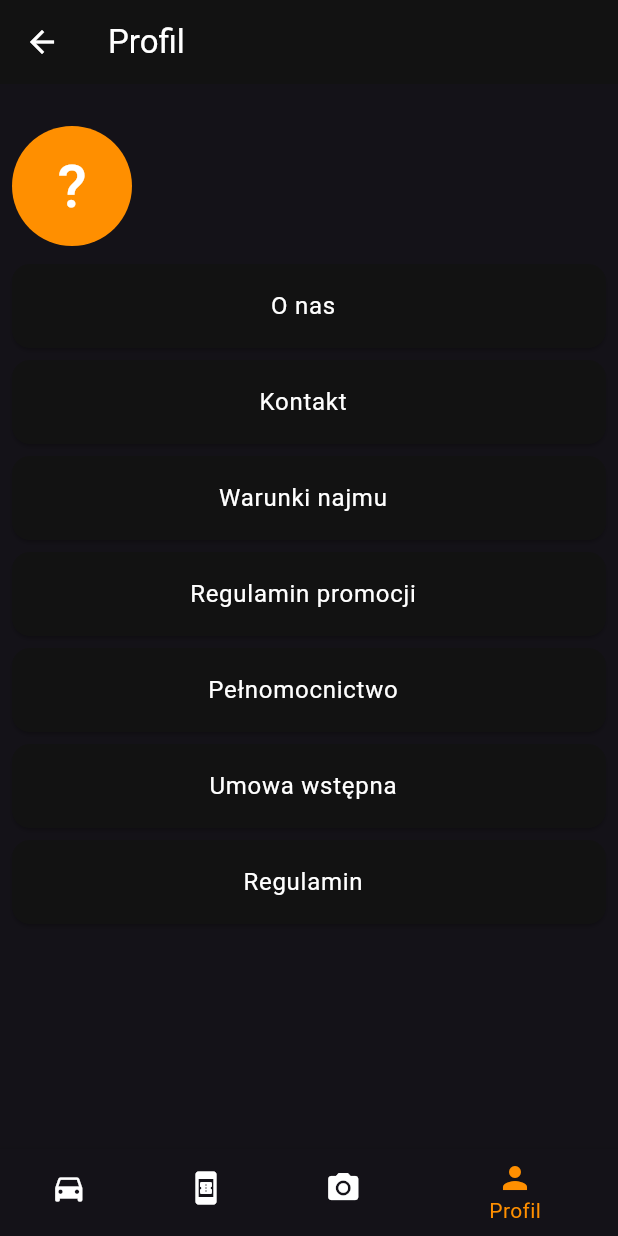
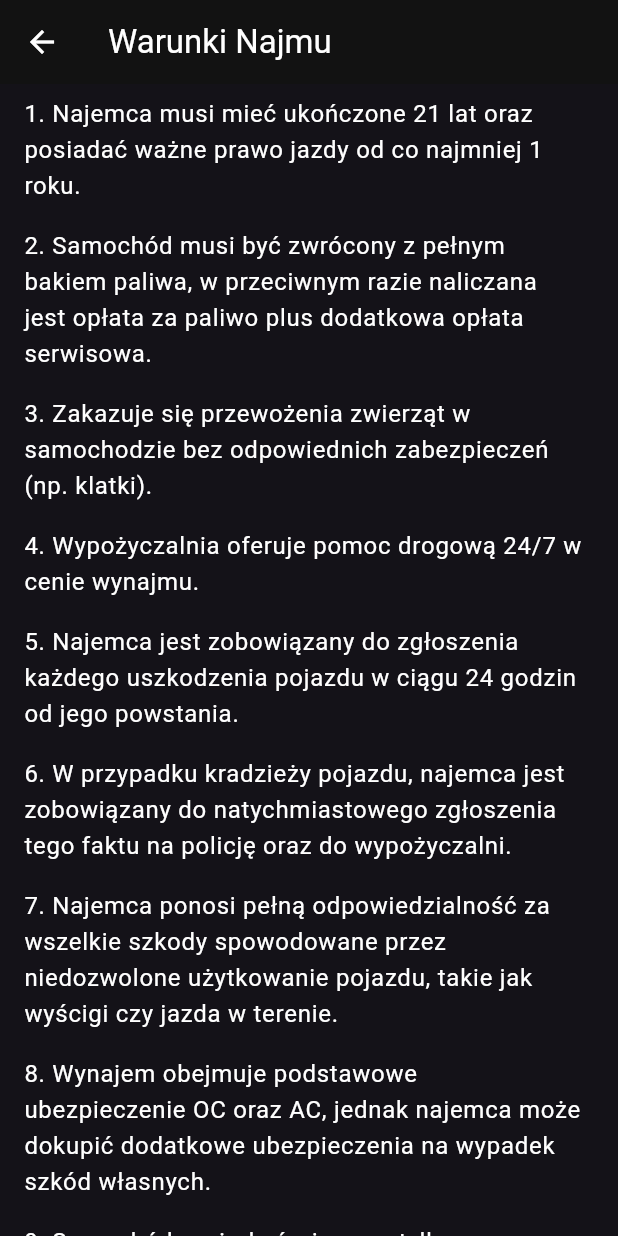
Before and after one commit to Karol0114/Car-Rental, a Flutter app: the ProfilePage screen opened directly, item 4 of the bottom bar chosen, after a tap on "Warunki najmu", on a phone screen of 412 x 824 dp. Run offline on Flutter 3.47's test engine with Material 3 defaults, Android fonts, the light colour scheme and no system bars; our stand-ins replace firebase_auth, firebase_core, table_calendar; accounts and stored records are empty.

Commit message:
1206 Added all pages in Profile

```diff
--- /dev/null
+++ b/mobileapp_car_rental/lib/authorization_page.dart
@@ -0,0 +1,46 @@
+import 'package:flutter/material.dart';
+
+class AuthorizationPage extends StatelessWidget {
+  const AuthorizationPage({Key? key}) : super(key: key);
+
+  @override
+  Widget build(BuildContext context) {
+    final authorizationRules = [
+      'Pełnomocnictwo musi być udzielone w formie pisemnej.',
+      'Pełnomocnictwo może być odwołane w każdej chwili przez mocodawcę.',
+      'Pełnomocnik ma prawo do działania w imieniu mocodawcy tylko w zakresie udzielonego pełnomocnictwa.',
+      'Pełnomocnictwo wygasa automatycznie po upływie określonego w nim terminu.',
+      'Pełnomocnik ma obowiązek informowania mocodawcy o wszystkich podjętych działaniach.',
+      'Pełnomocnictwo może być udzielone tylko osobie pełnoletniej.',
+      'Pełnomocnictwo może być udzielone na czas określony lub nieokreślony.',
+      'Pełnomocnik ma obowiązek działania w najlepszym interesie mocodawcy.',
+      'Pełnomocnictwo nie może być przeniesione na inną osobę bez zgody mocodawcy.',
+      'Pełnomocnik ma prawo do uzyskiwania informacji i dokumentów niezbędnych do wykonania pełnomocnictwa.',
+      'Pełnomocnictwo może być ograniczone do konkretnej czynności lub grupy czynności.',
+      'Pełnomocnik ma obowiązek zachowania tajemnicy zawodowej w zakresie powierzonych mu spraw.',
+      'Pełnomocnictwo nie zwalnia mocodawcy z odpowiedzialności za podjęte działania.',
+      'Pełnomocnik ma prawo do wynagrodzenia za wykonywanie czynności w ramach pełnomocnictwa, jeżeli tak ustalono.',
+      'Pełnomocnictwo może być sporządzone w formie aktu notarialnego, jeżeli wymaga tego prawo.',
+      'Pełnomocnik ma obowiązek zwrócić pełnomocnictwo po jego wygaśnięciu.',
+      'Pełnomocnik nie może podejmować działań sprzecznych z interesem mocodawcy.',
+      'Pełnomocnictwo może być udzielone przez osobę fizyczną lub prawną.',
+      'Pełnomocnik ma obowiązek działać zgodnie z przepisami prawa.',
+      'Pełnomocnictwo może być udzielone w języku polskim lub obcym, w zależności od potrzeb mocodawcy.'
+    ];
+
+    return Scaffold(
+      appBar: AppBar(
+        title: const Text('Pełnomocnictwo'),
+      ),
+      body: ListView.builder(
+        itemCount: authorizationRules.length,
+        itemBuilder: (context, index) {
+          int itemNumber = index + 1;
+          return ListTile(
+            title: Text('$itemNumber. ${authorizationRules[index]}'),
+          );
+        },
+      ),
+    );
+  }
+}
--- /dev/null
+++ b/mobileapp_car_rental/lib/preliminary_agreement_page.dart
@@ -0,0 +1,46 @@
+import 'package:flutter/material.dart';
+
+class PreliminaryAgreementPage extends StatelessWidget {
+  const PreliminaryAgreementPage({Key? key}) : super(key: key);
+
+  @override
+  Widget build(BuildContext context) {
+    final preliminaryAgreement = [
+      'Umowa wstępna zobowiązuje obie strony do zawarcia umowy ostatecznej w określonym terminie.',
+      'Strony umowy wstępnej zobowiązują się do spełnienia wszystkich warunków określonych w umowie.',
+      'Umowa wstępna powinna zawierać szczegółowe informacje na temat przedmiotu umowy ostatecznej.',
+      'W przypadku niewykonania umowy wstępnej przez jedną ze stron, druga strona ma prawo do odszkodowania.',
+      'Umowa wstępna może być rozwiązana za zgodą obu stron.',
+      'Strony umowy wstępnej zobowiązują się do zachowania poufności w zakresie informacji zawartych w umowie.',
+      'Umowa wstępna powinna być sporządzona w formie pisemnej.',
+      'Umowa wstępna może być zawarta na czas określony lub nieokreślony.',
+      'Strony umowy wstępnej zobowiązują się do niezwłocznego informowania o wszelkich zmianach dotyczących umowy.',
+      'Umowa wstępna może przewidywać kary umowne za niewykonanie zobowiązań.',
+      'Strony umowy wstępnej zobowiązują się do współpracy w celu realizacji umowy ostatecznej.',
+      'Umowa wstępna powinna zawierać klauzule dotyczące rozstrzygania sporów.',
+      'Umowa wstępna może być zmieniona tylko za zgodą obu stron.',
+      'Strony umowy wstępnej zobowiązują się do dążenia do zawarcia umowy ostatecznej zgodnie z postanowieniami umowy wstępnej.',
+      'Umowa wstępna może przewidywać zaliczki lub zadatki na poczet umowy ostatecznej.',
+      'Umowa wstępna zobowiązuje strony do działania w dobrej wierze.',
+      'Umowa wstępna powinna określać termin i miejsce zawarcia umowy ostatecznej.',
+      'Strony umowy wstępnej zobowiązują się do niepodejmowania działań, które mogłyby uniemożliwić zawarcie umowy ostatecznej.',
+      'Umowa wstępna może być zawarta w obecności świadków.',
+      'Umowa wstępna powinna być podpisana przez osoby uprawnione do reprezentowania stron.'
+    ];
+
+    return Scaffold(
+      appBar: AppBar(
+        title: const Text('Umowa Wstępna'),
+      ),
+      body: ListView.builder(
+        itemCount: preliminaryAgreement.length,
+        itemBuilder: (context, index) {
+          int itemNumber = index + 1;
+          return ListTile(
+            title: Text('$itemNumber. ${preliminaryAgreement[index]}'),
+          );
+        },
+      ),
+    );
+  }
+}
--- a/mobileapp_car_rental/lib/profile_page.dart
+++ b/mobileapp_car_rental/lib/profile_page.dart
@@ -6,17 +6,21 @@
 import 'package:mobileapp_car_rental/regulations_page.dart';
 import 'package:mobileapp_car_rental/reservation_page.dart';
 import 'package:mobileapp_car_rental/offer_page.dart';
+import 'package:mobileapp_car_rental/rental_terms_page.dart';
+import 'package:mobileapp_car_rental/promotion_rules_page.dart';
+import 'package:mobileapp_car_rental/authorization_page.dart';
+import 'package:mobileapp_car_rental/preliminary_agreement_page.dart';
 import 'package:mobileapp_car_rental/auth_screen/custom_bottom_nav_bar.dart';
 import 'package:mobileapp_car_rental/auth_screen/home_page.dart';
 
 class ProfilePage extends StatefulWidget {
   ProfilePage({Key? key}) : super(key: key);
+
   @override
   _ProfilePageState createState() => _ProfilePageState();
-
 }
 
-class _ProfilePageState extends State<ProfilePage>{
+class _ProfilePageState extends State<ProfilePage> {
   final user = FirebaseAuth.instance.currentUser;
 
   int _selectedIndex = 3;
@@ -41,7 +45,7 @@
     if (index == 2) {
       Navigator.push(
         context,
-        MaterialPageRoute(builder: (context) => OfferPage()),
+        MaterialPageRoute(builder: (context) => const OfferPage()),
       );
     }
 
@@ -52,6 +56,7 @@
       );
     }
   }
+
   @override
   Widget build(BuildContext context) {
     return Scaffold(
@@ -64,10 +69,12 @@
           StreamBuilder<User?>(
             stream: FirebaseAuth.instance.userChanges(),
             builder: (context, snapshot) {
-            if(snapshot.connectionState == ConnectionState.active) {
+              if (snapshot.connectionState == ConnectionState.active) {
                 User? user = snapshot.data;
-              String email = user?.email ?? 'Brak email';
-              String initialLetter = email.isNotEmpty ? email[0].toUpperCase() : "?";
+                if (user != null) {
+                  String email = user.email ?? 'Brak email';
+                  String initialLetter =
+                      email.isNotEmpty ? email[0].toUpperCase() : "?";
 
                   return Padding(
                     padding: const EdgeInsets.all(8.0),
@@ -78,22 +85,32 @@
                           backgroundColor: Colors.amber[800],
                           child: Text(
                             initialLetter,
-                          style: TextStyle(fontSize: 40, color: Colors.white), // Zwiększa rozmiar tekstu
+                            style: TextStyle(
+                                fontSize: 40,
+                                color: Colors.white), // Zwiększa rozmiar tekstu
                           ),
                         ),
-                      SizedBox(width: 20), // Daje większy odstęp między awatarem a tekstem
+                        SizedBox(
+                            width:
+                                20), // Daje większy odstęp między awatarem a tekstem
                         Column(
-                        crossAxisAlignment: CrossAxisAlignment.start, // Wyrównuje tekst do lewej
+                          crossAxisAlignment: CrossAxisAlignment
+                              .start, // Wyrównuje tekst do lewej
                           children: [
                             Text(
                               email,
-                            style: TextStyle(fontSize: 24, color: Colors.white),
+                              style:
+                                  TextStyle(fontSize: 24, color: Colors.white),
                             ),
                           ],
                         ),
                       ],
                     ),
                   );
+                } else {
+                  return const Center(
+                      child: Text('Nie znaleziono użytkownika'));
+                }
               } else {
                 return const Center(child: CircularProgressIndicator());
               }
@@ -103,73 +120,99 @@
             child: ListView(
               children: <Widget>[
                 Card(
-                margin: const EdgeInsets.symmetric(horizontal: 8, vertical: 4),
+                  margin:
+                      const EdgeInsets.symmetric(horizontal: 8, vertical: 4),
                   child: ListTile(
                     title: Center(child: Text('O nas')),
                     onTap: () {
                       Navigator.push(
                         context,
-                      MaterialPageRoute(builder: (context) => const AboutUsPage()),
+                        MaterialPageRoute(
+                            builder: (context) => const AboutUsPage()),
                       );
                     },
                   ),
                 ),
                 Card(
-                margin: const EdgeInsets.symmetric(horizontal: 8, vertical: 4),
+                  margin:
+                      const EdgeInsets.symmetric(horizontal: 8, vertical: 4),
                   child: ListTile(
                     title: Center(child: Text('Kontakt')),
                     onTap: () {
                       Navigator.push(
                           context,
-                      MaterialPageRoute(builder: (context) => const ContactPage())
+                          MaterialPageRoute(
+                              builder: (context) => const ContactPage()));
+                    },
+                  ),
+                ),
+                Card(
+                  margin:
+                      const EdgeInsets.symmetric(horizontal: 8, vertical: 4),
+                  child: ListTile(
+                    title: Center(child: Text('Warunki najmu')),
+                    onTap: () {
+                      Navigator.push(
+                        context,
+                        MaterialPageRoute(
+                            builder: (context) => const RentalTermsPage()),
                       );
                     },
                   ),
                 ),
                 Card(
-                margin: const EdgeInsets.symmetric(horizontal: 8, vertical: 4),
+                  margin:
+                      const EdgeInsets.symmetric(horizontal: 8, vertical: 4),
                   child: ListTile(
-                  title: Center(child: Text('Warunki najmu')),
+                    title: Center(child: Text('Regulamin promocji')),
                     onTap: () {
-
+                      Navigator.push(
+                        context,
+                        MaterialPageRoute(
+                            builder: (context) => const PromotionRulesPage()),
+                      );
                     },
                   ),
                 ),
                 Card(
-                margin: const EdgeInsets.symmetric(horizontal: 8, vertical: 4),
+                  margin:
+                      const EdgeInsets.symmetric(horizontal: 8, vertical: 4),
                   child: ListTile(
-                  title: Center(child: Text('Regulamin promocji')),
+                    title: Center(child: Text('Pełnomocnictwo')),
                     onTap: () {
-
+                      Navigator.push(
+                        context,
+                        MaterialPageRoute(
+                            builder: (context) => const AuthorizationPage()),
+                      );
                     },
                   ),
                 ),
                 Card(
-                margin: const EdgeInsets.symmetric(horizontal: 8, vertical: 4),
+                  margin:
+                      const EdgeInsets.symmetric(horizontal: 8, vertical: 4),
                   child: ListTile(
-                  title: Center(child: Text('Pełnomocnictwo')),
+                    title: Center(child: Text('Umowa wstępna')),
                     onTap: () {
-
+                      Navigator.push(
+                        context,
+                        MaterialPageRoute(
+                            builder: (context) =>
+                                const PreliminaryAgreementPage()),
+                      );
                     },
                   ),
                 ),
                 Card(
-                margin: const EdgeInsets.symmetric(horizontal: 8, vertical: 4),
-                child: ListTile(
-                  title: Center(child: Text('Umowa wstępna')),
-                  onTap: () {
-
-                  },
-                ),
-              ),
-              Card(
-                margin: const EdgeInsets.symmetric(horizontal: 8, vertical: 4),
+                  margin:
+                      const EdgeInsets.symmetric(horizontal: 8, vertical: 4),
                   child: ListTile(
                     title: Center(child: Text('Regulamin')),
                     onTap: () {
                       Navigator.push(
                         context,
-                      MaterialPageRoute(builder: (context) => const RegulationsPage()),
+                        MaterialPageRoute(
+                            builder: (context) => const RegulationsPage()),
                       );
                     },
                   ),
@@ -186,3 +229,12 @@
     );
   }
 }
+
+final GlobalKey<NavigatorState> navigatorKey = GlobalKey<NavigatorState>();
+
+void main() {
+  runApp(MaterialApp(
+    navigatorKey: navigatorKey,
+    home: ProfilePage(),
+  ));
+}
--- /dev/null
+++ b/mobileapp_car_rental/lib/promotion_rules_page.dart
@@ -0,0 +1,46 @@
+import 'package:flutter/material.dart';
+
+class PromotionRulesPage extends StatelessWidget {
+  const PromotionRulesPage({Key? key}) : super(key: key);
+
+  @override
+  Widget build(BuildContext context) {
+    final promotionRules = [
+      'Promocja obowiązuje tylko dla nowych klientów.',
+      'Promocje nie łączą się z innymi ofertami i zniżkami.',
+      'Promocja ważna od 01.06.2023 do 30.06.2023.',
+      'Aby skorzystać z promocji, należy zarejestrować się na stronie internetowej wypożyczalni.',
+      'Promocja obowiązuje tylko na wybrane modele samochodów.',
+      'Promocja dotyczy wynajmu na minimum 3 dni.',
+      'Promocja nie dotyczy wynajmu samochodów luksusowych i sportowych.',
+      'Rabat w ramach promocji naliczany jest automatycznie podczas rezerwacji online.',
+      'Wypożyczalnia zastrzega sobie prawo do zakończenia promocji w dowolnym momencie.',
+      'Każdy klient może skorzystać z promocji tylko raz.',
+      'Promocja nie obejmuje dodatkowych usług, takich jak nawigacja GPS, foteliki dla dzieci, etc.',
+      'Aby skorzystać z promocji, należy przedstawić kupon promocyjny podczas odbioru samochodu.',
+      'Promocja obowiązuje tylko przy płatności kartą kredytową.',
+      'W przypadku anulowania rezerwacji, rabat promocyjny nie jest zwracany.',
+      'Promocja obowiązuje tylko na wynajem samochodów w wybranych lokalizacjach.',
+      'Wypożyczalnia zastrzega sobie prawo do zmiany warunków promocji w dowolnym momencie.',
+      'Promocja dotyczy tylko wynajmu samochodów osobowych.',
+      'Rabat promocyjny nie może być wymieniony na gotówkę.',
+      'Promocja nie obejmuje wynajmu długoterminowego.',
+      'Klient jest zobowiązany do przestrzegania wszystkich warunków promocji, aby skorzystać z rabatu.'
+    ];
+
+    return Scaffold(
+      appBar: AppBar(
+        title: const Text('Regulamin Promocji'),
+      ),
+      body: ListView.builder(
+        itemCount: promotionRules.length,
+        itemBuilder: (context, index) {
+          int itemNumber = index + 1;
+          return ListTile(
+            title: Text('$itemNumber. ${promotionRules[index]}'),
+          );
+        },
+      ),
+    );
+  }
+}
--- a/mobileapp_car_rental/lib/regulations_page.dart
+++ b/mobileapp_car_rental/lib/regulations_page.dart
@@ -5,17 +5,39 @@
 
   @override
   Widget build(BuildContext context) {
+    final regulations = [
+      'Najemca musi posiadać ważne prawo jazdy.',
+      'Najemca jest zobowiązany do zwrotu samochodu w ustalonym terminie.',
+      'Samochód musi być zwrócony w stanie niepogorszonym, w jakim został wynajęty.',
+      'Wynajem obejmuje limit kilometrów, po przekroczeniu którego naliczana jest dodatkowa opłata.',
+      'Zakazuje się palenia w wynajętym samochodzie.',
+      'Najemca jest odpowiedzialny za wszelkie mandaty i opłaty parkingowe.',
+      'W przypadku kolizji lub wypadku, najemca jest zobowiązany do natychmiastowego zgłoszenia tego faktu wypożyczalni.',
+      'Zakazuje się przewożenia zwierząt bez wcześniejszej zgody wypożyczalni.',
+      'Najemca zobowiązuje się do przestrzegania wszystkich przepisów ruchu drogowego.',
+      'Wypożyczalnia zastrzega sobie prawo do odmowy wynajmu samochodu bez podania przyczyny.',
+      'Najemca zobowiązuje się do utrzymania czystości w samochodzie.',
+      'Samochód wynajmowany jest z pełnym bakiem paliwa i musi być zwrócony z pełnym bakiem paliwa.',
+      'Opłata za wynajem pobierana jest z góry.',
+      'Wypożyczalnia nie ponosi odpowiedzialności za rzeczy pozostawione w samochodzie.',
+      'Najemca nie może używać samochodu do celów komercyjnych bez zgody wypożyczalni.',
+      'W przypadku uszkodzenia samochodu, najemca jest zobowiązany do pokrycia kosztów naprawy.',
+      'Zakazuje się przewożenia większej liczby pasażerów niż przewidziano w dokumentach pojazdu.',
+      'Najemca musi mieć ukończone 21 lat.',
+      'Najemca zobowiązuje się do korzystania z samochodu zgodnie z jego przeznaczeniem.',
+      'Wypożyczalnia zastrzega sobie prawo do zmiany warunków wynajmu w dowolnym momencie.'
+    ];
+
     return Scaffold(
       appBar: AppBar(
         title: const Text('Regulamin'),
       ),
       body: ListView.builder(
-        itemCount: 10,
+        itemCount: regulations.length,
         itemBuilder: (context, index) {
           int itemNumber = index + 1;
           return ListTile(
-            title: Text('$itemNumber'),
-            subtitle: Text('Lorem ipsum dolor sit amet, consectetur adipiscing elit. Sed non risus. Suspendisse.'),
+            title: Text('$itemNumber. ${regulations[index]}'),
           );
         },
       ),
--- /dev/null
+++ b/mobileapp_car_rental/lib/rental_terms_page.dart
@@ -0,0 +1,46 @@
+import 'package:flutter/material.dart';
+
+class RentalTermsPage extends StatelessWidget {
+  const RentalTermsPage({Key? key}) : super(key: key);
+
+  @override
+  Widget build(BuildContext context) {
+    final rentalTerms = [
+      'Najemca musi mieć ukończone 21 lat oraz posiadać ważne prawo jazdy od co najmniej 1 roku.',
+      'Samochód musi być zwrócony z pełnym bakiem paliwa, w przeciwnym razie naliczana jest opłata za paliwo plus dodatkowa opłata serwisowa.',
+      'Zakazuje się przewożenia zwierząt w samochodzie bez odpowiednich zabezpieczeń (np. klatki).',
+      'Wypożyczalnia oferuje pomoc drogową 24/7 w cenie wynajmu.',
+      'Najemca jest zobowiązany do zgłoszenia każdego uszkodzenia pojazdu w ciągu 24 godzin od jego powstania.',
+      'W przypadku kradzieży pojazdu, najemca jest zobowiązany do natychmiastowego zgłoszenia tego faktu na policję oraz do wypożyczalni.',
+      'Najemca ponosi pełną odpowiedzialność za wszelkie szkody spowodowane przez niedozwolone użytkowanie pojazdu, takie jak wyścigi czy jazda w terenie.',
+      'Wynajem obejmuje podstawowe ubezpieczenie OC oraz AC, jednak najemca może dokupić dodatkowe ubezpieczenia na wypadek szkód własnych.',
+      'Samochód może być używany tylko na terytorium kraju, chyba że uzyskano pisemną zgodę na wyjazd za granicę.',
+      'Najemca zobowiązany jest do utrzymania pojazdu w czystości; w przypadku zwrotu bardzo zabrudzonego pojazdu naliczana jest opłata za mycie.',
+      'Palenie w samochodzie jest surowo zabronione. W przypadku naruszenia tego zakazu naliczana jest opłata za pranie tapicerki.',
+      'Najemca może anulować rezerwację bez opłat do 48 godzin przed planowanym odbiorem pojazdu.',
+      'Wypożyczalnia zastrzega sobie prawo do zamiany zarezerwowanego pojazdu na pojazd o podobnej klasie w przypadku niedostępności zarezerwowanego modelu.',
+      'Najemca jest zobowiązany do przestrzegania przepisów ruchu drogowego oraz do korzystania z pojazdu zgodnie z jego przeznaczeniem.',
+      'Każdy dodatkowy kierowca musi zostać zgłoszony i zatwierdzony przez wypożyczalnię oraz może wiązać się z dodatkową opłatą.',
+      'Najemca ponosi odpowiedzialność za wszelkie mandaty i opłaty parkingowe nałożone w okresie najmu.',
+      'Samochód jest wyposażony w system GPS do monitorowania lokalizacji i zachowania pojazdu.',
+      'Najemca musi zwrócić pojazd w tej samej lokalizacji, w której został odebrany, chyba że uzyskano zgodę na zwrot w innym miejscu.',
+      'Minimalny okres wynajmu wynosi 24 godziny.',
+      'Wypożyczalnia zastrzega sobie prawo do zmiany warunków najmu w dowolnym momencie, o czym najemca zostanie poinformowany z wyprzedzeniem.'
+    ];
+
+    return Scaffold(
+      appBar: AppBar(
+        title: const Text('Warunki Najmu'),
+      ),
+      body: ListView.builder(
+        itemCount: rentalTerms.length,
+        itemBuilder: (context, index) {
+          int itemNumber = index + 1;
+          return ListTile(
+            title: Text('$itemNumber. ${rentalTerms[index]}'),
+          );
+        },
+      ),
+    );
+  }
+}
--- a/mobileapp_car_rental/lib/reservation_page.dart
+++ b/mobileapp_car_rental/lib/reservation_page.dart
@@ -128,6 +128,9 @@
                 rangeEndDecoration: BoxDecoration(
                     color: Colors.blue[700], shape: BoxShape.circle),
               ),
+              availableCalendarFormats: const {
+                CalendarFormat.month: 'Month',
+              },
             ),
             Padding(
               padding: const EdgeInsets.all(8.0),
```
Also changed, not shown: mobileapp_car_rental/lib/contact.dart (+17 -8 lines), mobileapp_car_rental/pubspec.yaml (+6 -10 lines), mobileapp_car_rental/assets/images/opel_astra.jpg (added), mobileapp_car_rental/pubspec.lock, 10 other files. Lines whose indentation alone changed are shown as unchanged.
